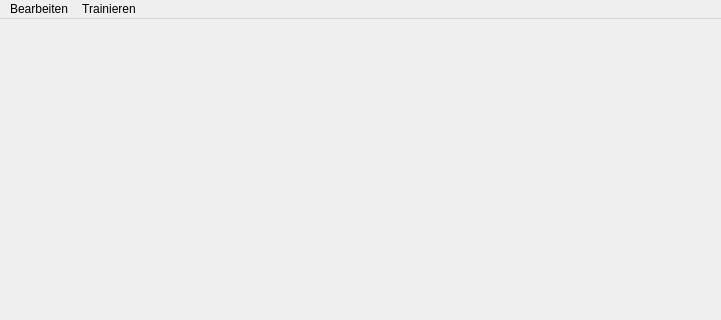
This is mainwindow.ui in OliverSuchan/EasyAI as Qt 5 draws it before an edit; both pictures show x 0 to 721 and y 0 to 320 of the 721 by 474 pixel window. The edited form follows.
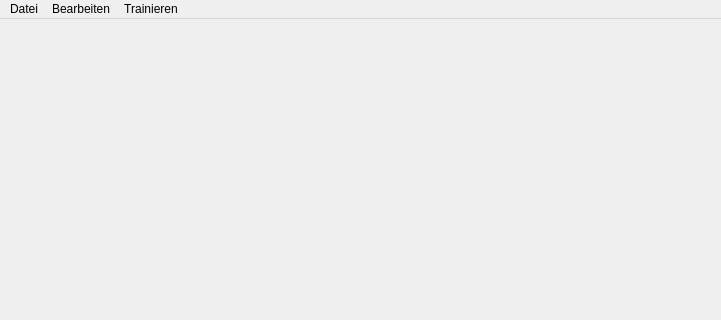
This is the edited form.

```diff
--- a/mainwindow.ui
+++ b/mainwindow.ui
@@ -36,6 +36,15 @@
      <string>Trainieren</string>
     </property>
    </widget>
+   <widget class="QMenu" name="menuDatei">
+    <property name="title">
+     <string>Datei</string>
+    </property>
+    <addaction name="actionNeues_Netzwerk"/>
+    <addaction name="actionSpeichern"/>
+    <addaction name="actionLaden"/>
+   </widget>
+   <addaction name="menuDatei"/>
    <addaction name="menuBearbeiten"/>
    <addaction name="menuTrainieren"/>
   </widget>
```
Left out of the diff: 15 changed lines with no effect on the pictures.
